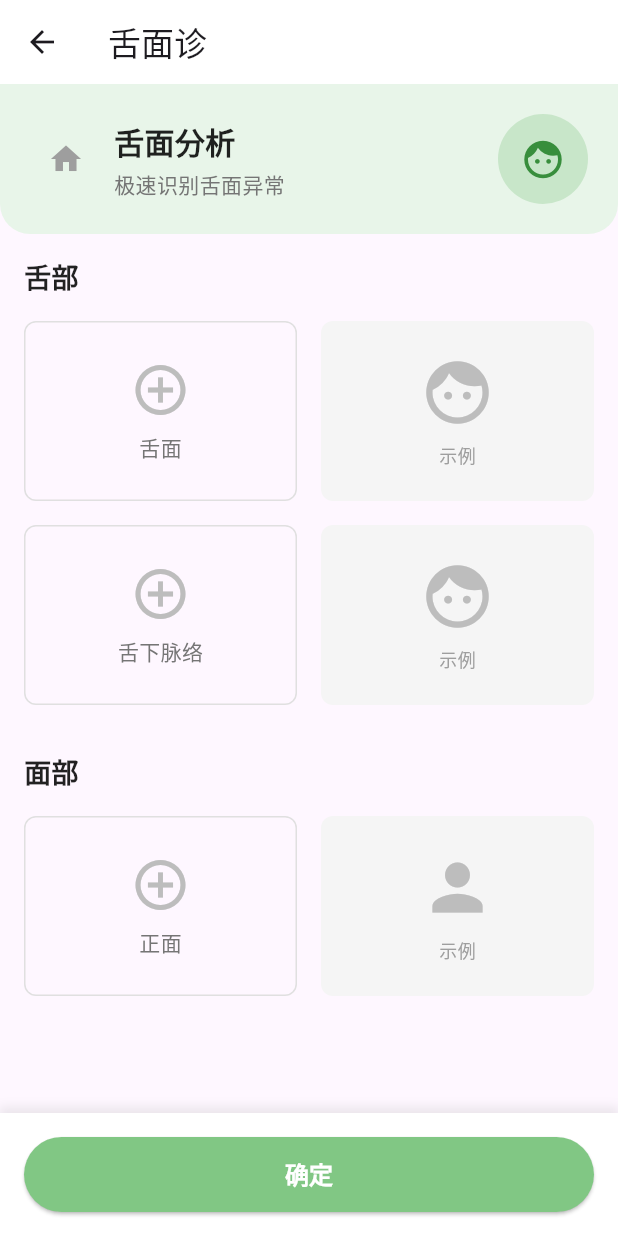
After one commit to aludiba/my_feature_module, a Flutter app: the SmzPage screen opened directly, on a phone screen of 412 x 824 dp. The commit adds this screen. Run offline on Flutter 3.47's test engine with Material 3 defaults, Android fonts, the phone set to English and light mode, and no system bars; our stand-ins replace plugin_platform_interface.

Commit message:
实现舌面诊页面UI。

```diff
--- a/lib/my_feature_module.dart
+++ b/lib/my_feature_module.dart
@@ -1,3 +1,4 @@
+
 // You have generated a new plugin project without specifying the `--platforms`
 // flag. A plugin project with no platform support was generated. To add a
 // platform, run `flutter create -t plugin --platforms <platforms> .` under the
--- /dev/null
+++ b/lib/src/widgets/smz_page.dart
@@ -0,0 +1,258 @@
+import 'package:flutter/cupertino.dart';
+import 'package:flutter/material.dart';
+
+class SmzPage extends StatefulWidget {
+  const SmzPage({super.key});
+
+  @override
+  State<SmzPage> createState() => _SmzPageState();
+}
+
+class _SmzPageState extends State<SmzPage> {
+  final ScrollController _controller = ScrollController();
+
+  @override
+  void dispose() {
+    _controller.dispose();
+    super.dispose();
+  }
+
+  @override
+  Widget build(BuildContext context) {
+    return Scaffold(
+      appBar: AppBar(
+        title: const Text('舌面诊'),
+        backgroundColor: Colors.white,
+        elevation: 0,
+      ),
+      body: Column(
+        children: [
+          // 头部区域
+          _buildHeader(),
+          // 主要内容区域
+          Expanded(
+            child: SingleChildScrollView(
+              controller: _controller,
+              padding: const EdgeInsets.all(16),
+              child: Column(
+                crossAxisAlignment: CrossAxisAlignment.start,
+                children: [
+                  // 舌部部分
+                  _buildSectionTitle('舌部'),
+                  const SizedBox(height: 16),
+                  _buildImageUploadRow('舌面', '示例'),
+                  const SizedBox(height: 16),
+                  _buildImageUploadRow('舌下脉络', '示例'),
+                  const SizedBox(height: 32),
+                  // 面部部分
+                  _buildSectionTitle('面部'),
+                  const SizedBox(height: 16),
+                  _buildImageUploadRow('正面', '示例'),
+                  const SizedBox(height: 100), // 为底部按钮留出空间
+                ],
+              ),
+            ),
+          ),
+        ],
+      ),
+      bottomNavigationBar: _buildBottomButton(),
+    );
+  }
+
+  // 头部区域
+  Widget _buildHeader() {
+    return Container(
+      padding: const EdgeInsets.all(20),
+      decoration: BoxDecoration(
+        color: const Color(0xFFE8F5E9), // 浅绿色背景
+        borderRadius: const BorderRadius.only(
+          bottomLeft: Radius.circular(20),
+          bottomRight: Radius.circular(20),
+        ),
+      ),
+      child: Row(
+        children: [
+          // 左侧房子图标
+          IconButton(
+            icon: const Icon(Icons.home, color: Colors.grey),
+            onPressed: () {
+              Navigator.of(context).pop();
+            },
+          ),
+          const SizedBox(width: 8),
+          // 中间标题和副标题
+          Expanded(
+            child: Column(
+              crossAxisAlignment: CrossAxisAlignment.start,
+              children: [
+                const Text(
+                  '舌面分析',
+                  style: TextStyle(
+                    fontSize: 20,
+                    fontWeight: FontWeight.bold,
+                    color: Colors.black87,
+                  ),
+                ),
+                const SizedBox(height: 4),
+                Text(
+                  '极速识别舌面异常',
+                  style: TextStyle(
+                    fontSize: 14,
+                    color: Colors.grey[600],
+                  ),
+                ),
+              ],
+            ),
+          ),
+          // 右侧图标（舌头扫描效果）
+          Container(
+            width: 60,
+            height: 60,
+            decoration: BoxDecoration(
+              color: Colors.green[100],
+              shape: BoxShape.circle,
+            ),
+            child: Icon(
+              Icons.face,
+              size: 30,
+              color: Colors.green[700],
+            ),
+          ),
+        ],
+      ),
+    );
+  }
+
+  // 部分标题
+  Widget _buildSectionTitle(String title) {
+    return Text(
+      title,
+      style: const TextStyle(
+        fontSize: 18,
+        fontWeight: FontWeight.bold,
+        color: Colors.black87,
+      ),
+    );
+  }
+
+  // 图片上传行
+  Widget _buildImageUploadRow(String label, String exampleText) {
+    return Row(
+      children: [
+        // 左侧上传框
+        Expanded(
+          flex: 2,
+          child: GestureDetector(
+            onTap: () {
+              // TODO: 实现图片选择功能
+            },
+            child: Container(
+              height: 120,
+              decoration: BoxDecoration(
+                border: Border.all(
+                  color: Colors.grey[300]!,
+                  style: BorderStyle.solid,
+                  width: 1,
+                ),
+                borderRadius: BorderRadius.circular(8),
+              ),
+              child: Column(
+                mainAxisAlignment: MainAxisAlignment.center,
+                children: [
+                  Icon(
+                    Icons.add_circle_outline,
+                    size: 40,
+                    color: Colors.grey[400],
+                  ),
+                  const SizedBox(height: 8),
+                  Text(
+                    label,
+                    style: TextStyle(
+                      fontSize: 14,
+                      color: Colors.grey[600],
+                    ),
+                  ),
+                ],
+              ),
+            ),
+          ),
+        ),
+        const SizedBox(width: 16),
+        // 右侧示例图片
+        Expanded(
+          flex: 2,
+          child: Container(
+            height: 120,
+            decoration: BoxDecoration(
+              color: Colors.grey[100],
+              borderRadius: BorderRadius.circular(8),
+            ),
+            child: Column(
+              mainAxisAlignment: MainAxisAlignment.center,
+              children: [
+                Icon(
+                  label == '舌面' || label == '舌下脉络'
+                      ? Icons.face
+                      : Icons.person,
+                  size: 50,
+                  color: Colors.grey[400],
+                ),
+                const SizedBox(height: 8),
+                Text(
+                  exampleText,
+                  style: TextStyle(
+                    fontSize: 12,
+                    color: Colors.grey[500],
+                  ),
+                ),
+              ],
+            ),
+          ),
+        ),
+      ],
+    );
+  }
+
+  // 底部确定按钮
+  Widget _buildBottomButton() {
+    return Container(
+      padding: const EdgeInsets.all(16),
+      decoration: BoxDecoration(
+        color: Colors.white,
+        boxShadow: [
+          BoxShadow(
+            color: Colors.grey.withOpacity(0.2),
+            spreadRadius: 1,
+            blurRadius: 5,
+            offset: const Offset(0, -3),
+          ),
+        ],
+      ),
+      child: SafeArea(
+        child: SizedBox(
+          width: double.infinity,
+          height: 50,
+          child: ElevatedButton(
+            onPressed: () {
+              // TODO: 实现确定功能
+            },
+            style: ElevatedButton.styleFrom(
+              backgroundColor: const Color(0xFF81C784), // 浅绿色
+              shape: RoundedRectangleBorder(
+                borderRadius: BorderRadius.circular(25),
+              ),
+            ),
+            child: const Text(
+              '确定',
+              style: TextStyle(
+                fontSize: 16,
+                fontWeight: FontWeight.bold,
+                color: Colors.white,
+              ),
+            ),
+          ),
+        ),
+      ),
+    );
+  }
+}
```
